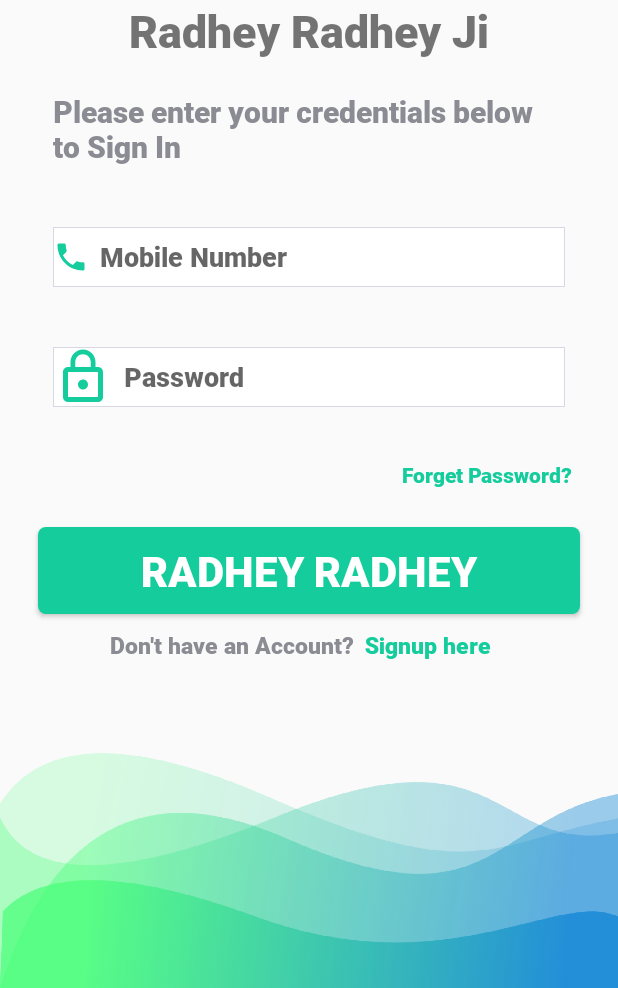
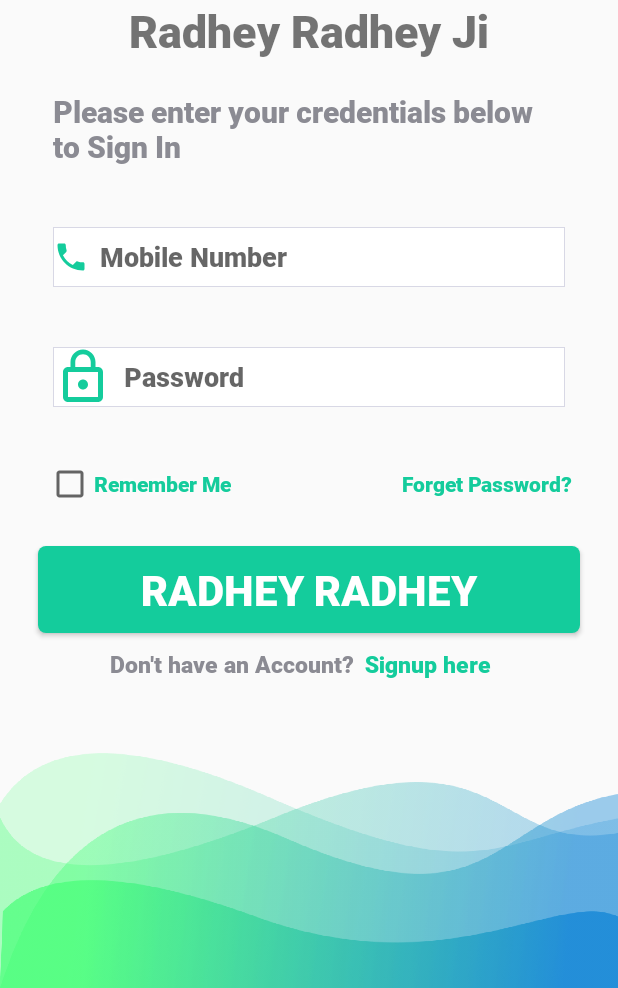
Before and after one commit to AS-AmanSinghal/Radha_Rani_Pooja_Gallery_Final, an Android app: the layout activity_login.xml on its own in the app's theme, with its tools: preview values and no code run, on a phone screen of 412 x 824 dp, the part 248-1236 px from its top. Run offline under Robolectric (Android 15) with nearby library versions, the phone set to English and light mode, and no system bars.

Commit message:
Add Login Api in Application.

```diff
--- a/app/src/main/AndroidManifest.xml
+++ b/app/src/main/AndroidManifest.xml
@@ -1,8 +1,8 @@
 <?xml version="1.0" encoding="utf-8"?>
 <manifest xmlns:android="http://schemas.android.com/apk/res/android"
     package="com.WeShowedUp.radharanipoojagallery">
-
-    <uses-permission android:name="android.permission.INTERNET" />
+    <uses-permission android:name="android.permission.ACCESS_NETWORK_STATE"/>
+    <uses-permission android:name="android.permission.INTERNET"/>
     <uses-permission android:name="android.permission.ACCESS_WIFI_STATE"/>
     <uses-permission android:name="android.permission.READ_EXTERNAL_STORAGE" />
     <uses-permission android:name="android.permission.WRITE_EXTERNAL_STORAGE" />
@@ -28,7 +28,7 @@
             </intent-filter>
         </activity>
         <activity
-            android:name=".MainActivity"
+            android:name=".Controller.MainActivity"
             android:label="@string/app_name"
             android:theme="@style/AppTheme.NoActionBar">
         </activity>
--- a/app/src/main/java/com/WeShowedUp/radharanipoojagallery/MainActivity.java
+++ b/app/src/main/java/com/WeShowedUp/radharanipoojagallery/Controller/MainActivity.java
@@ -1,7 +1,8 @@
-package com.WeShowedUp.radharanipoojagallery;
+package com.WeShowedUp.radharanipoojagallery.Controller;
 
 import android.os.Bundle;
 
+import com.WeShowedUp.radharanipoojagallery.R;
 import com.google.android.material.bottomnavigation.BottomNavigationView;
 import com.google.android.material.floatingactionbutton.FloatingActionButton;
 import com.google.android.material.snackbar.Snackbar;
--- a/app/src/main/java/com/WeShowedUp/radharanipoojagallery/Controller/RegistrationActivity.java
+++ b/app/src/main/java/com/WeShowedUp/radharanipoojagallery/Controller/RegistrationActivity.java
@@ -16,7 +16,6 @@ import android.widget.Button;
 import android.widget.EditText;
 import android.widget.Toast;
 
-import com.WeShowedUp.radharanipoojagallery.MainActivity;
 import com.WeShowedUp.radharanipoojagallery.R;
 import com.google.android.material.snackbar.Snackbar;
 
--- a/app/src/main/res/layout/activity_login.xml
+++ b/app/src/main/res/layout/activity_login.xml
@@ -64,6 +64,19 @@
             android:hint="Password"
             android:layout_height="40dp"
             android:background="@drawable/edittextdesign"/>
+        <LinearLayout
+            android:layout_width="match_parent"
+            android:layout_height="wrap_content">
+            <CheckBox
+                android:id="@+id/login_rememberme"
+                android:shadowRadius="10"
+                android:shadowColor="#ffffff"
+                android:fontFamily="@font/roboto"
+                android:layout_margin="15dp"
+                android:layout_width="wrap_content"
+                android:layout_height="wrap_content"
+                android:text="@string/remember_me"
+                android:textColor="#14CC9C"/>
             <TextView
                 android:id="@+id/login_forgotpassword"
                 android:shadowRadius="10"
@@ -75,6 +88,7 @@
                 android:layout_height="wrap_content"
                 android:text="Forget Password?"
                 android:textColor="#14CC9C"/>
+        </LinearLayout>
         <Button
             android:id="@+id/login_btn"
             android:layout_gravity="center"
--- a/app/src/main/res/layout/app_bar_main.xml
+++ b/app/src/main/res/layout/app_bar_main.xml
@@ -4,7 +4,7 @@
     xmlns:tools="http://schemas.android.com/tools"
     android:layout_width="match_parent"
     android:layout_height="match_parent"
-    tools:context=".MainActivity">
+    tools:context=".Controller.MainActivity">
 
     <com.google.android.material.appbar.AppBarLayout
         android:layout_width="match_parent"
--- a/app/src/main/res/values/strings.xml
+++ b/app/src/main/res/values/strings.xml
@@ -16,4 +16,5 @@
     <string name="qr_code">QR Code</string>
     <string name="developer">Developer</string>
     <string name="logout">Log Out</string>
+    <string name="remember_me">Remember Me</string>
 </resources>
--- a/app/src/main/res/xml/network_security_config.xml
+++ b/app/src/main/res/xml/network_security_config.xml
@@ -1,6 +1,7 @@
 <?xml version="1.0" encoding="utf-8"?>
 <network-security-config>
     <domain-config cleartextTrafficPermitted="true">
-        <domain includeSubdomains="true">radharani.co.in/api/</domain>
+        <domain includeSubdomains="true">13.232.54.221</domain>
+        <domain includeSubdomains="true">radharani.co.in</domain>
     </domain-config>
 </network-security-config>
```
Also changed, not shown: app/src/main/java/com/WeShowedUp/radharanipoojagallery/Controller/LoginActivity.java (+74 -76 lines), app/src/main/java/com/WeShowedUp/radharanipoojagallery/General/RetrofitClass.java (added, +22 -0 lines), app/src/main/java/com/WeShowedUp/radharanipoojagallery/Module/SharedPrefManager.java (added, +66 -0 lines), app/src/main/java/com/WeShowedUp/radharanipoojagallery/Response/LoginResponse/Data.java (added, +29 -0 lines), app/src/main/java/com/WeShowedUp/radharanipoojagallery/Response/LoginResponse/LoginResponse.java (+11 -0 lines). Lines whose indentation alone changed are shown as unchanged.
